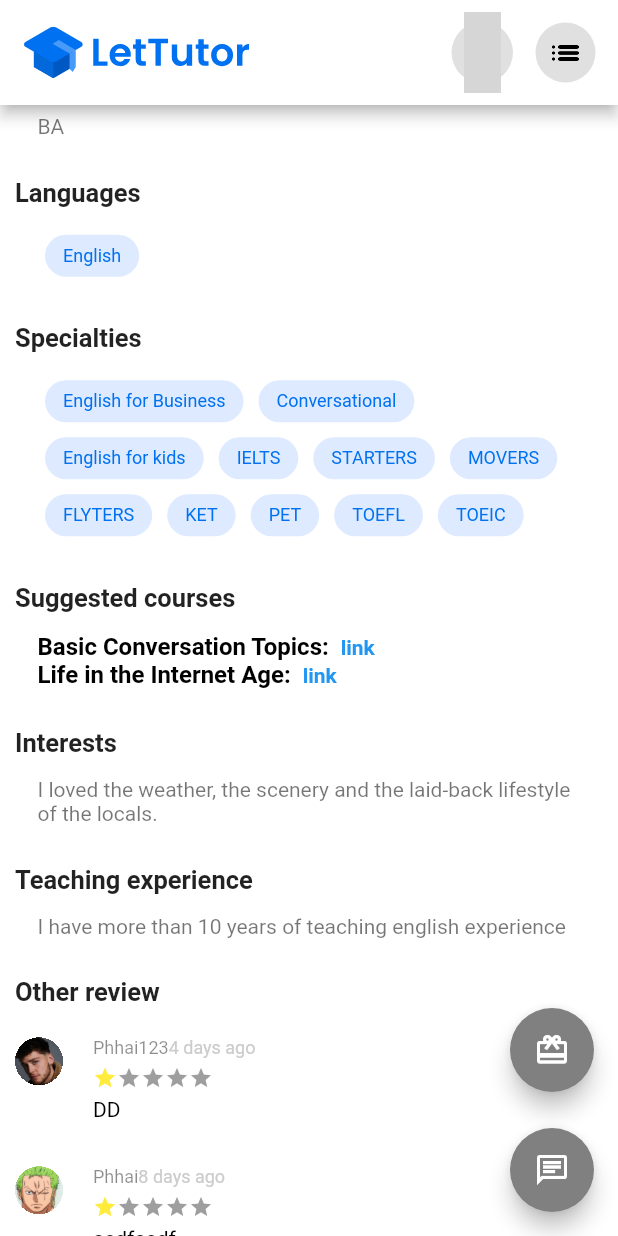
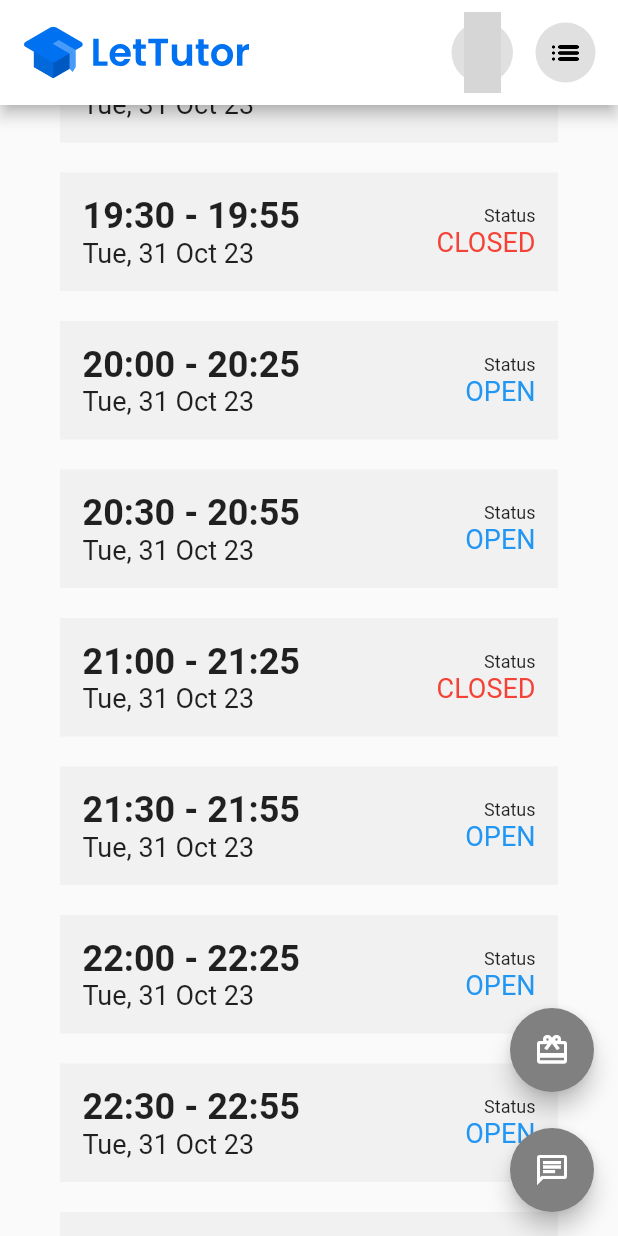
Before and after one commit to Erel0251/2023_cq_advanced_mobile_development, a Flutter app: the screen it shows after launch, scrolled down 576 dp, after a tap on the "chat" icon, on a phone screen of 412 x 824 dp. Run offline on Flutter 3.47's test engine with Material 2 defaults, Android fonts, the phone set to English and light mode, and no system bars; our stand-ins replace flutter_svg, go_router, video_player; missing offline and left inert: flag; grey boxes are pictures that could not be loaded.

Commit message:
change names and update booking screen

```diff
--- a/lib/main.dart
+++ b/lib/main.dart
@@ -1,16 +1,17 @@
 import 'package:flutter/material.dart';
 import 'package:go_router/go_router.dart';
-import 'views/login_screen.dart';
-import 'views/home_screen.dart';
-import 'views/tutor_screen.dart';
-import 'views/courses_screen.dart';
-import 'views/course_info_screen.dart';
-import 'views/explore_course_screen.dart';
-import 'views/history_screen.dart';
-import 'views/call_screen.dart';
+import 'views/login_screen.dart'; // 1
+import 'views/home_screen.dart'; // 2
+import 'views/tutor_screen.dart'; // 3
+import 'views/courses_screen.dart'; //7
+import 'views/course_info_screen.dart'; // 8
+import 'views/explore_course_screen.dart'; //6
+import 'views/history_screen.dart'; // 5
+import 'views/call_screen.dart'; //9
+import 'views/booking_screen.dart'; // 4
 
 void main() {
   runApp(const MaterialApp(
-    home: TutorPage(), // home has implicit route set at '/'
+    home: BookingScreen(), // home has implicit route set at '/'
   ));
 }
--- a/lib/views/booking_screen.dart
+++ b/lib/views/booking_screen.dart
@@ -0,0 +1,217 @@
+import 'package:flutter/material.dart';
+import 'package:flutter_svg/svg.dart';
+import 'package:test_route/widgets/button.dart';
+import 'package:test_route/widgets/footer.dart';
+import 'package:test_route/widgets/header.dart';
+
+class LessonCard extends StatelessWidget {
+  const LessonCard({super.key});
+
+  @override
+  Widget build(BuildContext context) {
+    return Container();
+  }
+}
+
+class Reservation extends StatelessWidget {
+  const Reservation(
+      {required this.time,
+      required this.date,
+      required this.status,
+      super.key});
+
+  final String time;
+  final String date;
+  final String status;
+
+  Color checkStatus() {
+    if (status == 'OPEN') {
+      return Colors.blue;
+    } else {
+      return Colors.red;
+    }
+  }
+
+  @override
+  Widget build(BuildContext context) {
+    return Container(
+      margin: const EdgeInsets.all(10),
+      padding: const EdgeInsets.all(15),
+      color: const Color.fromRGBO(241, 241, 241, 1),
+      child: Column(
+        children: [
+          Row(
+            //alignment: WrapAlignment.spaceBetween,
+            children: [
+              Expanded(
+                child: Wrap(
+                  spacing: 25,
+                  alignment: WrapAlignment.spaceBetween,
+                  crossAxisAlignment: WrapCrossAlignment.center,
+                  children: [
+                    Text(
+                      time,
+                      style: const TextStyle(
+                        fontSize: 24,
+                        fontWeight: FontWeight.bold,
+                      ),
+                    ),
+                    Text(
+                      date,
+                      style: const TextStyle(fontSize: 18),
+                    ),
+                  ],
+                ),
+              ),
+              Column(
+                crossAxisAlignment: CrossAxisAlignment.end,
+                mainAxisAlignment: MainAxisAlignment.spaceBetween,
+                children: [
+                  const Text(
+                    'Status',
+                    style: TextStyle(fontSize: 12),
+                  ),
+                  Text(
+                    status,
+                    style: TextStyle(fontSize: 18, color: checkStatus()),
+                  ),
+                ],
+              )
+            ],
+          ),
+          const LessonCard(),
+        ],
+      ),
+    );
+  }
+}
+
+class Body extends StatelessWidget {
+  const Body({super.key});
+
+  @override
+  Widget build(BuildContext context) {
+    return Container(
+      margin: const EdgeInsets.symmetric(horizontal: 30, vertical: 35),
+      child: const Column(
+        children: [
+          Header(
+            'Booking List',
+            descriptions: [
+              'This is your list of reservations',
+              'You can keep track that who do book you, when do the meeting start and join meeting by a click',
+            ],
+            image: 'assets/images/calendar-check.svg',
+          ),
+          Reservation(
+            time: '18:00 - 18:25',
+            date: 'Tue, 31 Oct 23',
+            status: 'OPEN',
+          ),
+          Reservation(
+            time: '18:30 - 18:55',
+            date: 'Tue, 31 Oct 23',
+            status: 'CLOSED',
+          ),
+          Reservation(
+            time: '19:00 - 19:25',
+            date: 'Tue, 31 Oct 23',
+            status: 'OPEN',
+          ),
+          Reservation(
+            time: '19:30 - 19:55',
+            date: 'Tue, 31 Oct 23',
+            status: 'CLOSED',
+          ),
+          Reservation(
+            time: '20:00 - 20:25',
+            date: 'Tue, 31 Oct 23',
+            status: 'OPEN',
+          ),
+          Reservation(
+            time: '20:30 - 20:55',
+            date: 'Tue, 31 Oct 23',
+            status: 'OPEN',
+          ),
+          Reservation(
+            time: '21:00 - 21:25',
+            date: 'Tue, 31 Oct 23',
+            status: 'CLOSED',
+          ),
+          Reservation(
+            time: '21:30 - 21:55',
+            date: 'Tue, 31 Oct 23',
+            status: 'OPEN',
+          ),
+          Reservation(
+            time: '22:00 - 22:25',
+            date: 'Tue, 31 Oct 23',
+            status: 'OPEN',
+          ),
+          Reservation(
+            time: '22:30 - 22:55',
+            date: 'Tue, 31 Oct 23',
+            status: 'OPEN',
+          ),
+          Reservation(
+            time: '23:00 - 23:25',
+            date: 'Tue, 31 Oct 23',
+            status: 'OPEN',
+          ),
+          Reservation(
+            time: '23:30 - 23:55',
+            date: 'Tue, 31 Oct 23',
+            status: 'OPEN',
+          ),
+        ],
+      ),
+    );
+  }
+}
+
+class BookingScreen extends StatelessWidget {
+  const BookingScreen({super.key});
+
+  @override
+  Widget build(BuildContext context) {
+    return Scaffold(
+      appBar: AppBar(
+        toolbarHeight: 70,
+        backgroundColor: Colors.white,
+        title: SvgPicture.asset(
+          'assets/images/lettutor_logo.svg',
+          width: 150.0,
+          fit: BoxFit.fitWidth,
+        ),
+        actions: const <Widget>[
+          LanguageButton(),
+          MenuButton(),
+        ],
+      ),
+      body: ListView(
+        children: const [
+          Body(),
+          Footer(),
+        ],
+      ),
+      floatingActionButton: Stack(
+        alignment: AlignmentDirectional.bottomEnd,
+        children: <Widget>[
+          FloatingActionButton(
+            backgroundColor: const Color.fromRGBO(128, 128, 128, 1),
+            onPressed: () {},
+            child: const Icon(Icons.chat_outlined),
+          ),
+          Container(
+            margin: const EdgeInsets.only(bottom: 80),
+            child: FloatingActionButton(
+              backgroundColor: const Color.fromRGBO(128, 128, 128, 1),
+              onPressed: () {},
+              child: const Icon(Icons.card_giftcard),
+            ),
+          ),
+        ],
+      ),
+    );
+  }
+}
--- a/lib/views/history_screen.dart
+++ b/lib/views/history_screen.dart
@@ -0,0 +1,58 @@
+import 'package:flutter/material.dart';
+
+class Reservation extends StatelessWidget {
+  const Reservation(
+      {required this.time,
+      required this.date,
+      required this.status,
+      super.key});
+
+  final String time;
+  final String date;
+  final String status;
+
+  @override
+  Widget build(BuildContext context) {
+    return Container(
+      padding: const EdgeInsets.all(5),
+      color: const Color.fromRGBO(241, 241, 241, 1),
+      child: Column(
+        children: [
+          Wrap(
+            alignment: WrapAlignment.spaceBetween,
+            children: [
+              Text(
+                time,
+                style: const TextStyle(
+                  fontSize: 24,
+                  fontWeight: FontWeight.bold,
+                ),
+              ),
+              Text(
+                date,
+                style: const TextStyle(fontSize: 18),
+              ),
+              Column(
+                crossAxisAlignment: CrossAxisAlignment.end,
+                children: [
+                  const Text('Status'),
+                  Text(
+                    status,
+                    style: const TextStyle(color: Colors.red),
+                  ),
+                ],
+              )
+            ],
+          ),
+          Container(
+            padding: const EdgeInsets.all(5),
+            color: Colors.white,
+            child: const Column(
+              children: [],
+            ),
+          ),
+        ],
+      ),
+    );
+  }
+}
--- a/lib/views/login_screen.dart
+++ b/lib/views/login_screen.dart
@@ -158,8 +158,8 @@ class Signup extends StatelessWidget {
   }
 }
 
-class LoginPage extends StatelessWidget {
-  const LoginPage({super.key});
+class LoginScreen extends StatelessWidget {
+  const LoginScreen({super.key});
 
   final String title1 = 'Say hello to your English tutors';
   final String title2 =
--- a/lib/views/tutor_screen.dart
+++ b/lib/views/tutor_screen.dart
@@ -1,6 +1,7 @@
 import 'package:flag/flag.dart';
 import 'package:flutter/material.dart';
 import 'package:flutter_svg/svg.dart';
+import 'package:test_route/widgets/avatar.dart';
 import 'package:test_route/widgets/button.dart';
 import 'package:test_route/widgets/footer.dart';
 import 'package:test_route/widgets/pagination.dart';
@@ -525,8 +526,8 @@ class Body extends StatelessWidget {
   }
 }
 
-class TutorPage extends StatelessWidget {
-  const TutorPage({super.key});
+class TutorScreen extends StatelessWidget {
+  const TutorScreen({super.key});
 
   @override
   Widget build(BuildContext context) {
@@ -554,14 +555,14 @@ class TutorPage extends StatelessWidget {
         alignment: AlignmentDirectional.bottomEnd,
         children: <Widget>[
           FloatingActionButton(
-            backgroundColor: Color.fromRGBO(128, 128, 128, 1),
+            backgroundColor: const Color.fromRGBO(128, 128, 128, 1),
             onPressed: () {},
             child: const Icon(Icons.chat_outlined),
           ),
           Container(
             margin: const EdgeInsets.only(bottom: 80),
             child: FloatingActionButton(
-              backgroundColor: Color.fromRGBO(128, 128, 128, 1),
+              backgroundColor: const Color.fromRGBO(128, 128, 128, 1),
               onPressed: () {},
               child: const Icon(Icons.card_giftcard),
             ),
--- a/lib/widgets/footer.dart
+++ b/lib/widgets/footer.dart
@@ -37,7 +37,7 @@ class Footer extends StatelessWidget {
           ],
         ),
         Container(
-          margin: EdgeInsets.only(top: 10),
+          margin: const EdgeInsets.only(top: 10),
           color: Colors.black12,
           height: 160,
           child: Column(
--- /dev/null
+++ b/lib/widgets/header.dart
@@ -0,0 +1,48 @@
+import 'package:flutter/material.dart';
+import 'package:flutter_svg/svg.dart';
+
+class Header extends StatelessWidget {
+  const Header(this.title,
+      {required this.descriptions, required this.image, super.key});
+
+  final String image;
+  final String title;
+  final List<String> descriptions;
+
+  @override
+  Widget build(BuildContext context) {
+    return Column(
+      crossAxisAlignment: CrossAxisAlignment.start,
+      children: [
+        SvgPicture.asset(
+          image,
+          width: 120,
+          height: 120,
+        ),
+        Text(
+          title,
+          style: const TextStyle(
+              fontSize: 30, fontWeight: FontWeight.bold, height: 1.5),
+        ),
+        Container(
+          margin: const EdgeInsets.symmetric(vertical: 15),
+          padding: const EdgeInsets.symmetric(horizontal: 15),
+          decoration: const BoxDecoration(
+            border: Border(left: BorderSide(color: Colors.black12, width: 3)),
+          ),
+          child: Column(
+            crossAxisAlignment: CrossAxisAlignment.start,
+            children: [
+              for (String description in descriptions)
+                Text(
+                  description,
+                  softWrap: true,
+                  style: const TextStyle(fontSize: 18),
+                )
+            ],
+          ),
+        )
+      ],
+    );
+  }
+}
```
Also changed, not shown: lib/views/home_screen.dart (+4 -4 lines), lib/widgets/avatar.dart (added, +104 -0 lines), assets/images/calendar-check.svg (added), 1 other file.
